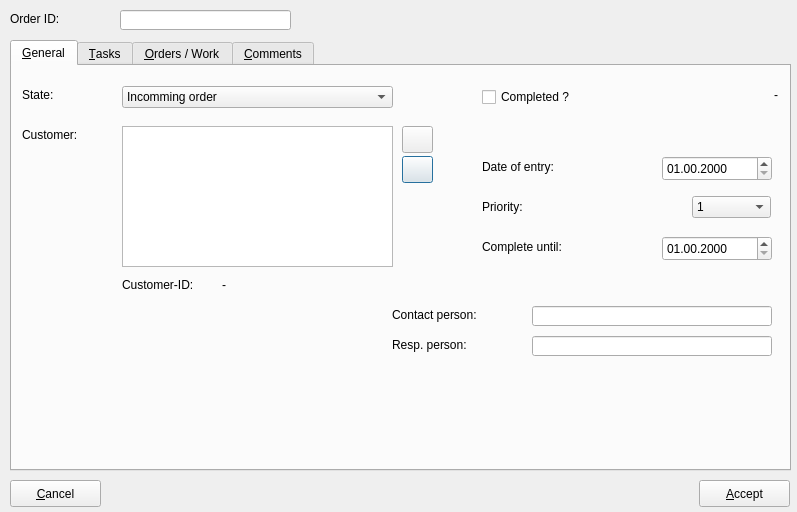
The window that trunk/ui/procedureeditfrm.ui (BackupTheBerlios/first4-svn) describes before a commit, drawn with Qt 5.
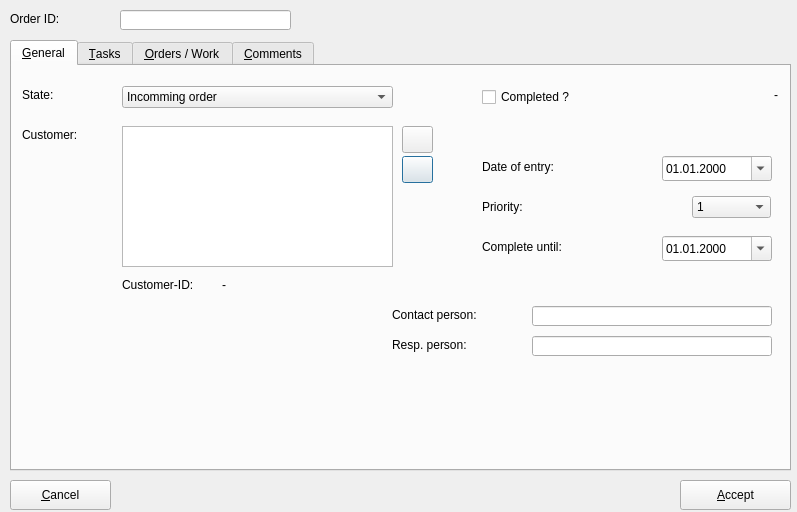
The same window after the commit. Icons and pictures are not drawn.

```diff
--- a/trunk/ui/procedureeditfrm.ui
+++ b/trunk/ui/procedureeditfrm.ui
@@ -208,7 +208,10 @@
       </rect>
      </property>
      <property name="displayFormat" >
-      <string>dd.mm.yyyy</string>
+      <string>dd.MM.yyyy</string>
+     </property>
+     <property name="calendarPopup" >
+      <bool>true</bool>
      </property>
     </widget>
     <widget class="QDateEdit" name="dateedit1" >
@@ -220,8 +223,17 @@
        <height>25</height>
       </rect>
      </property>
+     <property name="wrapping" >
+      <bool>true</bool>
+     </property>
+     <property name="buttonSymbols" >
+      <enum>QAbstractSpinBox::UpDownArrows</enum>
+     </property>
      <property name="displayFormat" >
-      <string>dd.mm.yyyy</string>
+      <string>dd.MM.yyyy</string>
+     </property>
+     <property name="calendarPopup" >
+      <bool>true</bool>
      </property>
     </widget>
     <widget class="QLabel" name="label_7" >
@@ -522,10 +534,10 @@
   <widget class="QPushButton" name="btnaccept" >
    <property name="geometry" >
     <rect>
-     <x>699</x>
+     <x>680</x>
      <y>480</y>
-     <width>91</width>
-     <height>27</height>
+     <width>111</width>
+     <height>30</height>
     </rect>
    </property>
    <property name="text" >
@@ -540,8 +552,8 @@
     <rect>
      <x>10</x>
      <y>480</y>
-     <width>91</width>
-     <height>27</height>
+     <width>101</width>
+     <height>30</height>
     </rect>
    </property>
    <property name="text" >
```
Left out of the diff: 3 changed lines with no effect on the pictures.
